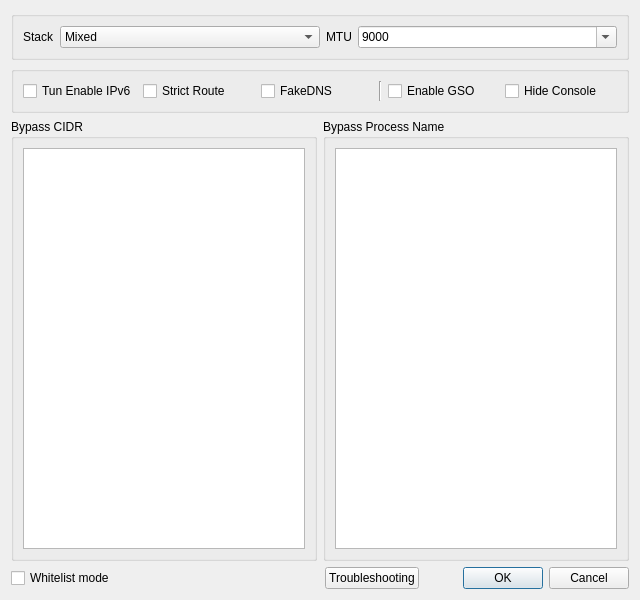
Before: the Qt Designer form ui/dialog_vpn_settings.ui in shengmo0210/nekoray, drawn with Qt 5.
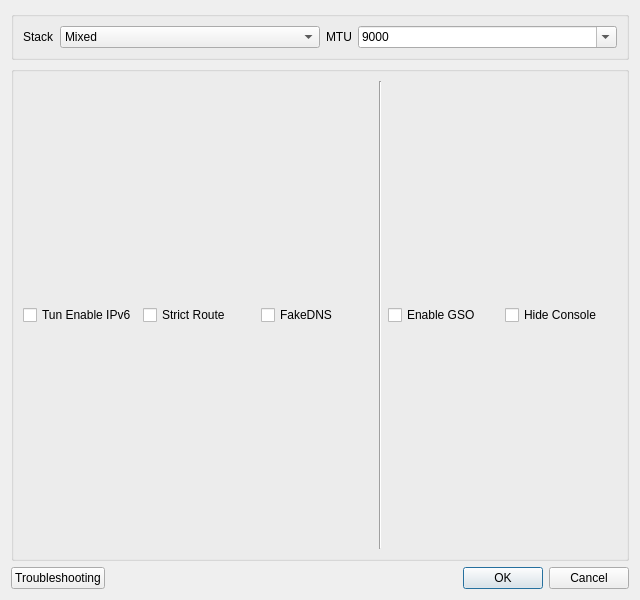
After: the same form once the commit is applied.

```diff
--- a/ui/dialog_vpn_settings.ui
+++ b/ui/dialog_vpn_settings.ui
@@ -139,59 +139,8 @@
      </layout>
     </widget>
    </item>
-   <item>
-    <layout class="QHBoxLayout" name="horizontalLayout_2">
-     <item>
-      <widget class="QGroupBox" name="gb_cidr">
-       <property name="title">
-        <string>Bypass CIDR</string>
-       </property>
-       <layout class="QVBoxLayout" name="verticalLayout_2">
-        <item>
-         <widget class="QPlainTextEdit" name="vpn_rule_cidr"/>
-        </item>
-       </layout>
-      </widget>
-     </item>
-     <item>
-      <widget class="QGroupBox" name="gb_process_name">
-       <property name="title">
-        <string>Bypass Process Name</string>
-       </property>
-       <layout class="QVBoxLayout" name="verticalLayout_4">
-        <item>
-         <widget class="QPlainTextEdit" name="vpn_rule_process"/>
-        </item>
-       </layout>
-      </widget>
-     </item>
-    </layout>
-   </item>
    <item>
     <layout class="QHBoxLayout" name="horizontalLayout_3">
-     <item>
-      <widget class="QCheckBox" name="whitelist_mode">
-       <property name="toolTip">
-        <string>Whether blacklisted or whitelisted, your traffic will be handled by nekobox_core (sing-tun). This is NOT equal to &quot;process mode&quot; of some software.</string>
-       </property>
-       <property name="text">
-        <string>Whitelist mode</string>
-       </property>
-      </widget>
-     </item>
-     <item>
-      <spacer name="horizontalSpacer">
-       <property name="orientation">
-        <enum>Qt::Horizontal</enum>
-       </property>
-       <property name="sizeHint" stdset="0">
-        <size>
-         <width>40</width>
-         <height>20</height>
-        </size>
-       </property>
-      </spacer>
-     </item>
      <item>
       <widget class="QPushButton" name="troubleshooting">
        <property name="text">
```
Left out of the diff: 11 changed lines with no effect on the pictures.
